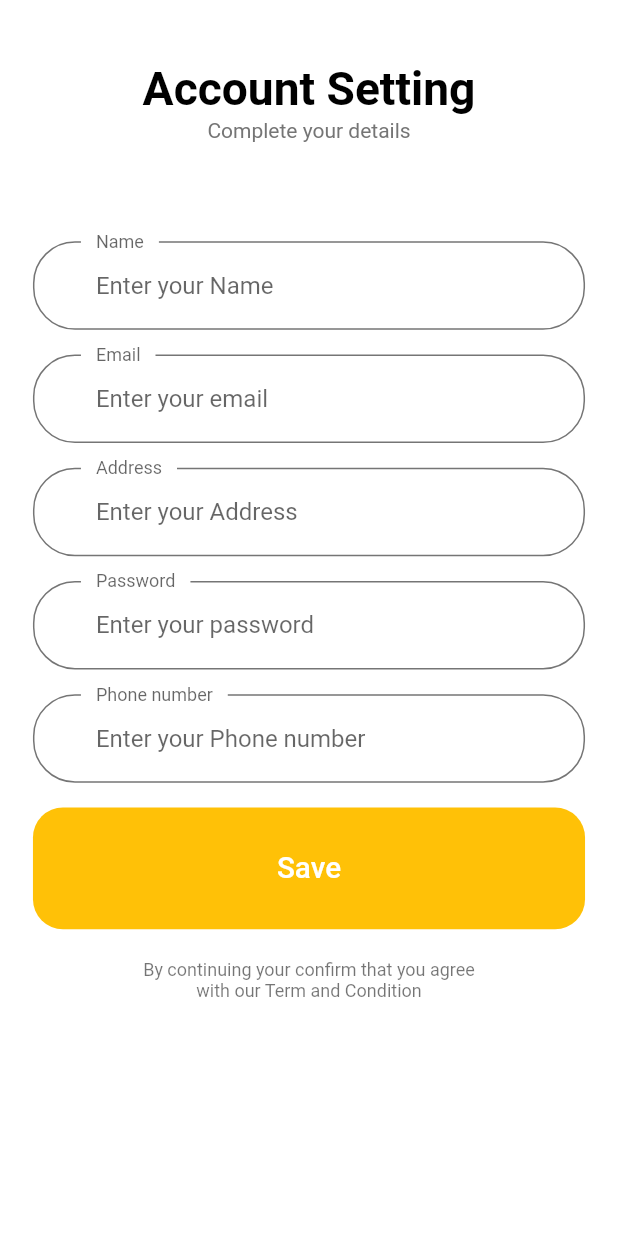
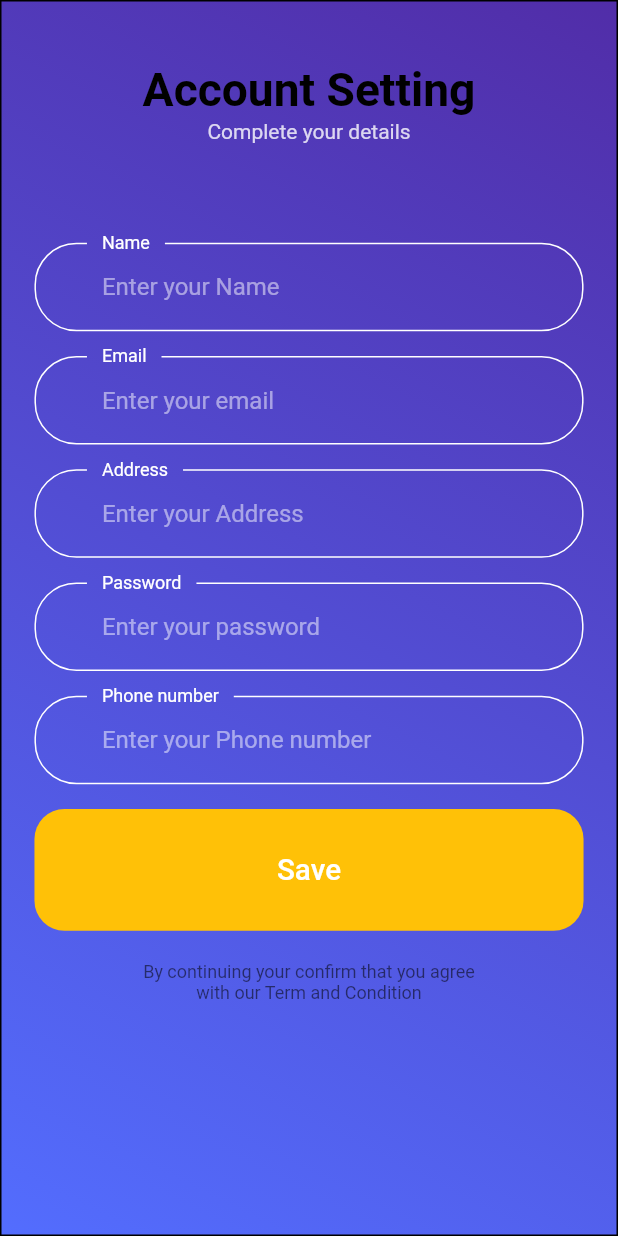
Before and after one commit to hks-adohkd/flutter_project, a Flutter app: the screen it shows after launch, after a tap on "account", on a phone screen of 412 x 824 dp. Run offline on Flutter 3.47's test engine with Material 2 defaults, Android fonts, the phone set to English and light mode, and no system bars; our stand-ins replace animated_theme_switcher, awesome_dialog, flutter_screenutil, flutter_svg, flutter_swiper, font_awesome_flutter and 2 more; Roboto replaces fonts that are missing (Muli).

Commit message:
Fixed bug in Login with phone and password errors Fixed bug with home import Added theme Multiple Fixes

```diff
--- a/open_sism/lib/components/default_button.dart
+++ b/open_sism/lib/components/default_button.dart
@@ -1,5 +1,6 @@
 import 'package:flutter/material.dart';
 import 'package:open_sism/configurations/constants.dart';
+import 'package:open_sism/screens/profile/components/profile_constants.dart';
 
 class DefaultButton extends StatelessWidget {
   const DefaultButton({
@@ -17,7 +18,7 @@
       height: 56,
       child: TextButton(
         style: ButtonStyle(
-          backgroundColor: MaterialStateProperty.all<Color>(kPrimaryColor),
+          backgroundColor: MaterialStateProperty.all<Color>(kAccentColor),
           shape: MaterialStateProperty.all<OutlinedBorder>(StadiumBorder())
         ),
         // shape: RoundedRectangleBorder(borderRadius: BorderRadius.circular(20)),
--- a/open_sism/lib/configurations/constants.dart
+++ b/open_sism/lib/configurations/constants.dart
@@ -41,6 +41,15 @@
 const kSyriatelCardColor = Color(0xFFD82D40);
 const kMtnCardColor = Color(0xFFAFB42B);
 
+var kBoxDecoration = BoxDecoration(
+  gradient: LinearGradient(
+    begin: Alignment.topRight,
+    end: Alignment.bottomLeft,
+    colors: kGradiantsPrimaryColor,
+  ),
+  border: Border.all(style: BorderStyle.solid, color: Colors.black),
+);
+
 const kDefaultPaddin = 20.0;
 
 const kGradiantsPrimaryColor = [
--- a/open_sism/lib/screens/home/components/discount_banner.dart
+++ b/open_sism/lib/screens/home/components/discount_banner.dart
@@ -1,4 +1,5 @@
 import 'package:flutter/material.dart';
+import 'package:open_sism/configurations/constants.dart';
 import 'package:open_sism/configurations/size_config.dart';
 import 'dart:async';
 
@@ -20,10 +21,7 @@
           horizontal: getProportionateScreenWidth(20),
           vertical: getProportionateScreenWidth(15),
         ),
-        decoration: BoxDecoration(
-          color: Color(0xFF536DFE),
-          borderRadius: BorderRadius.circular(20),
-        ),
+        decoration: kBoxDecoration,
         child: Row(children: [
           Icon(
             Icons.star,
--- a/open_sism/lib/screens/profile/account_screen/account_screen.dart
+++ b/open_sism/lib/screens/profile/account_screen/account_screen.dart
@@ -1,7 +1,8 @@
 import 'package:flutter/material.dart';
+import 'package:open_sism/configurations/constants.dart';
 import 'package:open_sism/screens/profile/account_screen/components/body_account_screen.dart';
-import 'package:open_sism/screens/profile/components/profile_theme.dart';
-
+//import 'package:open_sism/screens/profile/components/profile_theme.dart';
+import 'package:open_sism/theme.dart';
 class AccountScreen extends StatelessWidget {
   static String routeName = "/sign_up";
 
@@ -13,7 +14,11 @@
         // appBar: AppBar(
         //   title: Center(child: Text('Account Settings')),
         // ),
-        body: BodyAccount(),
+        body: Container(
+          height: double.infinity,
+          decoration: kBoxDecoration,
+          child: BodyAccount(),
+        ),
       ),
     );
   }
--- a/open_sism/lib/screens/profile/components/home.dart
+++ b/open_sism/lib/screens/profile/components/home.dart
@@ -8,7 +8,7 @@
 import 'package:open_sism/screens/profile/components/profile_constants.dart';
 import 'package:open_sism/screens/profile/components/profile_list_item.dart';
 import 'package:open_sism/configurations/size_config.dart';
-import 'file:///C:/Users/Yazbek/AndroidStudioProjects/opensism/open_sism/lib/screens/profile/account_screen/account_screen.dart';
+import 'package:open_sism/screens/profile/account_screen/account_screen.dart';
 
 /*
 * Main profile class */
--- a/open_sism/lib/screens/profile/components/profile_constants.dart
+++ b/open_sism/lib/screens/profile/components/profile_constants.dart
@@ -4,7 +4,7 @@
 
 const kSpacingUnit = 10;
 const kPrimaryColor = Color(0xFFFF7643);
-const kDarkPrimaryColor = Color(0xFF212121);
+const kDarkPrimaryColor = Colors.blue;
 const kDarkSecondaryColor = Color(0xFF373737);
 const kLightPrimaryColor = Color(0xFFFFFFFF);
 const kLightSecondaryColor = Color(0xFFF3F7FB);
@@ -29,10 +29,10 @@
 );
 
 final kDarkTheme = ThemeData(
-  brightness: Brightness.dark,
+  //brightness: Brightness.dark,
   fontFamily: 'SFProText',
   primaryColor: kDarkPrimaryColor,
-  canvasColor: kDarkPrimaryColor,
+  //canvasColor: kDarkPrimaryColor,
   backgroundColor: kDarkSecondaryColor,
   accentColor: kAccentColor,
   iconTheme: ThemeData.dark().iconTheme.copyWith(
--- a/open_sism/lib/screens/profile/components/profile_header.dart
+++ b/open_sism/lib/screens/profile/components/profile_header.dart
@@ -38,7 +38,7 @@
           ),
         ),
         ProfileInfo(),
-        BarThemeSwitcher(),
+        //BarThemeSwitcher(),
         SizedBox(width: kSpacingUnit.w * 3),
       ],
     );
--- a/open_sism/lib/screens/profile/components/profile_list_item.dart
+++ b/open_sism/lib/screens/profile/components/profile_list_item.dart
@@ -1,6 +1,7 @@
 import 'package:flutter/material.dart';
 import 'package:flutter_screenutil/flutter_screenutil.dart';
 import 'package:line_awesome_flutter/line_awesome_flutter.dart';
+import 'package:open_sism/configurations/constants.dart';
 import 'package:open_sism/screens/profile/components/profile_constants.dart';
 
 class ProfileListItem extends StatelessWidget {
@@ -30,9 +31,8 @@
         padding: EdgeInsets.symmetric(
           horizontal: kSpacingUnit.w * 2,
         ),
-        decoration: BoxDecoration(
+        decoration: kBoxDecoration.copyWith(
           borderRadius: BorderRadius.circular(kSpacingUnit.w * 3),
-          color: Theme.of(context).backgroundColor,
         ),
         child: Row(
           children: <Widget>[
--- a/open_sism/lib/screens/profile/help_support/components/help_support_form.dart
+++ b/open_sism/lib/screens/profile/help_support/components/help_support_form.dart
@@ -136,8 +136,6 @@
         decoration: InputDecoration(
           labelText: title,
           hintText: "Enter a message",
-          fillColor: Colors.grey[300],
-          filled: true,
           floatingLabelBehavior: FloatingLabelBehavior.always,
         ),
       ),
--- a/open_sism/lib/theme.dart
+++ b/open_sism/lib/theme.dart
@@ -1,4 +1,5 @@
 import 'package:flutter/material.dart';
+import 'package:open_sism/configurations/constants.dart';
 
 ThemeData theme(){
   return ThemeData(
```
Also changed, not shown: open_sism/lib/screens/home/components/body.dart (+4 -15 lines), open_sism/lib/screens/login/components/sign_form.dart (+6 -4 lines), open_sism/lib/screens/profile/help_support/Help_support_screen.dart (+6 -1 lines).
